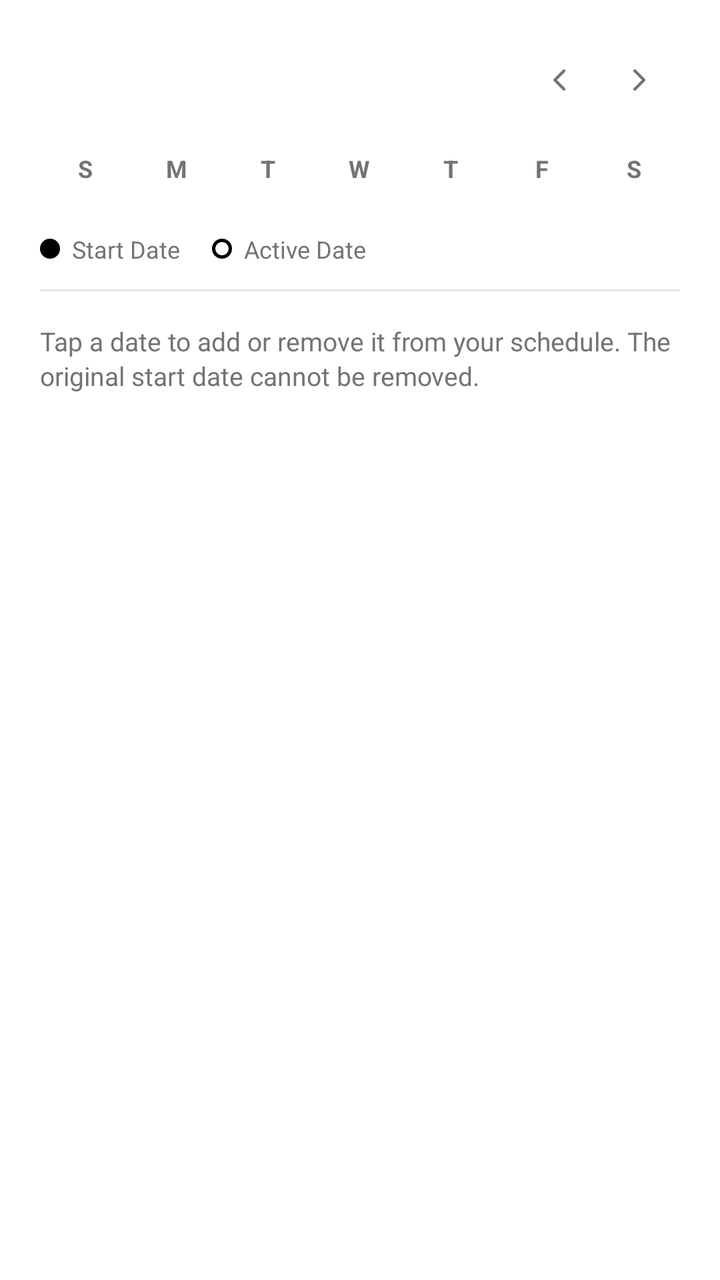
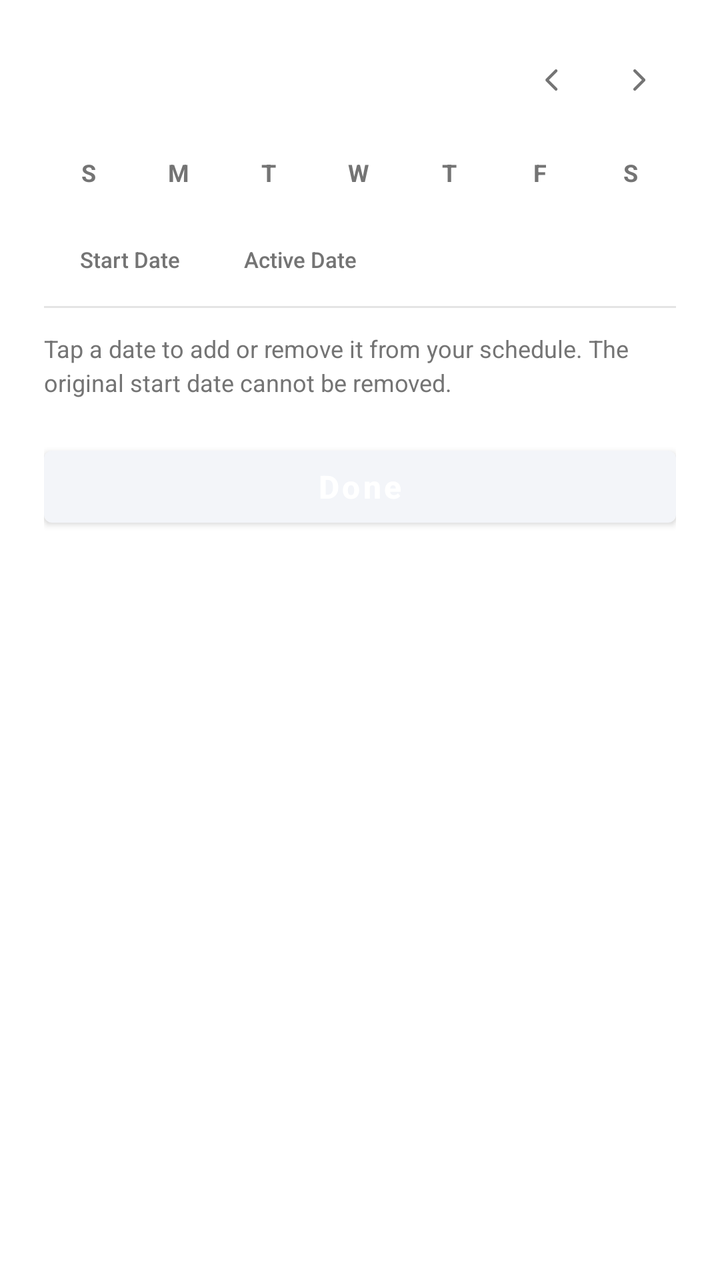

Screens rendered from an Android XML layout before and after an edit, with the pre-edit source and the edit as a unified diff.
<!-- AndroidManifest.xml: application theme Theme.GrowDaily -->
<!-- res/layout/dialog_manage_task_calendar.xml -->
<?xml version="1.0" encoding="utf-8"?>
<LinearLayout xmlns:android="http://schemas.android.com/apk/res/android"
    xmlns:app="http://schemas.android.com/apk/res-auto"
    android:layout_width="match_parent"
    android:layout_height="wrap_content"
    android:background="@color/dialog_surface"
    android:orientation="vertical"
    android:padding="20dp">

    <LinearLayout
        android:layout_width="match_parent"
        android:layout_height="wrap_content"
        android:gravity="center_vertical"
        android:orientation="horizontal">

        <TextView
            android:id="@+id/txtMonth"
            android:layout_width="0dp"
            android:layout_height="wrap_content"
            android:layout_weight="1"
            android:textColor="@color/task_text_primary"
            android:textSize="18sp"
            android:textStyle="bold" />

        <ImageButton
            android:id="@+id/btnPrevMonth"
            android:layout_width="40dp"
            android:layout_height="40dp"
            android:background="?attr/selectableItemBackgroundBorderless"
            android:contentDescription="@string/prev_month"
            android:src="@drawable/ic_left_arrow"
            app:tint="@color/task_text_secondary" />

        <ImageButton
            android:id="@+id/btnNextMonth"
            android:layout_width="40dp"
            android:layout_height="40dp"
            android:background="?attr/selectableItemBackgroundBorderless"
            android:contentDescription="@string/next_month"
            android:src="@drawable/ic_right_arrow"
            app:tint="@color/task_text_secondary" />
    </LinearLayout>

    <LinearLayout
        android:layout_width="match_parent"
        android:layout_height="wrap_content"
        android:layout_marginTop="16dp"
        android:orientation="horizontal">

        <TextView style="@style/CalendarHeaderDay" android:text="S" />
        <TextView style="@style/CalendarHeaderDay" android:text="M" />
        <TextView style="@style/CalendarHeaderDay" android:text="T" />
        <TextView style="@style/CalendarHeaderDay" android:text="W" />
        <TextView style="@style/CalendarHeaderDay" android:text="T" />
        <TextView style="@style/CalendarHeaderDay" android:text="F" />
        <TextView style="@style/CalendarHeaderDay" android:text="S" />
    </LinearLayout>

    <androidx.recyclerview.widget.RecyclerView
        android:id="@+id/recyclerDays"
        android:layout_width="match_parent"
        android:layout_height="wrap_content"
        android:layout_marginTop="8dp"
        android:overScrollMode="never" />

    <LinearLayout
        android:layout_width="match_parent"
        android:layout_height="wrap_content"
        android:layout_marginTop="16dp"
        android:gravity="center_vertical"
        android:orientation="horizontal">

        <View
            android:id="@+id/indicatorOriginal"
            android:layout_width="10dp"
            android:layout_height="10dp"
            android:background="@drawable/circle_solid" />

        <TextView
            android:layout_width="wrap_content"
            android:layout_height="wrap_content"
            android:layout_marginStart="6dp"
            android:text="@string/calendar_start_date_label"
            android:textColor="@color/task_text_secondary"
            android:textSize="12sp" />

        <View
            android:id="@+id/indicatorActive"
            android:layout_width="10dp"
            android:layout_height="10dp"
            android:layout_marginStart="16dp"
            android:background="@drawable/circle_stroke" />

        <TextView
            android:layout_width="wrap_content"
            android:layout_height="wrap_content"
            android:layout_marginStart="6dp"
            android:text="@string/calendar_active_date_label"
            android:textColor="@color/task_text_secondary"
            android:textSize="12sp" />
    </LinearLayout>

    <View
        android:layout_width="match_parent"
        android:layout_height="1dp"
        android:layout_marginTop="12dp"
        android:background="@color/task_surface_stroke" />

    <TextView
        android:layout_width="match_parent"
        android:layout_height="wrap_content"
        android:layout_marginTop="16dp"
        android:lineSpacingExtra="2dp"
        android:textColor="@color/task_text_secondary"
        android:textSize="13sp"
        android:text="@string/calendar_toggle_hint" />

</LinearLayout>
<!-- resources referenced by this layout -->
<resources>
  <color name="dialog_surface">#FFFFFF</color>
  <color name="task_surface_stroke">#E4E4E4</color>
  <color name="task_text_primary">#111111</color>
  <color name="task_text_secondary">#747474</color>
  <!-- drawable circle_solid (drawable) -->
  <?xml version="1.0" encoding="utf-8"?>
  <shape xmlns:android="http://schemas.android.com/apk/res/android"
      android:shape="oval">
      <solid android:color="@color/black" />
  </shape>
  <!-- drawable circle_stroke (drawable) -->
  <?xml version="1.0" encoding="utf-8"?>
  <shape xmlns:android="http://schemas.android.com/apk/res/android"
      android:shape="oval">
      <stroke android:width="1.5dp" android:color="@color/black" />
  </shape>
  <!-- drawable ic_left_arrow (drawable) -->
  <vector xmlns:android="http://schemas.android.com/apk/res/android" android:width="24dp" android:height="24dp" android:viewportWidth="960" android:viewportHeight="960" android:tint="?attr/colorControlNormal" android:autoMirrored="true">
      <path android:fillColor="@android:color/white" android:pathData="M418.15,480L581.08,642.92Q589.38,651.23 589.58,663.81Q589.77,676.38 581.08,685.08Q572.38,693.77 560,693.77Q547.62,693.77 538.92,685.08L359.15,505.31Q353.54,499.69 351.23,493.46Q348.92,487.23 348.92,480Q348.92,472.77 351.23,466.54Q353.54,460.31 359.15,454.69L538.92,274.92Q547.23,266.62 559.81,266.42Q572.38,266.23 581.08,274.92Q589.77,283.62 589.77,296Q589.77,308.38 581.08,317.08L418.15,480Z"/>
  </vector>
  <string name="calendar_active_date_label">Active Date</string>
  <string name="calendar_start_date_label">Start Date</string>
  <string name="calendar_toggle_hint">Tap a date to add or remove it from your schedule. The original start date cannot be removed.</string>
  <string name="next_month">Next month</string>
  <string name="prev_month">Previous month</string>
  <style name="CalendarHeaderDay">
          <item name="android:layout_width">0dp</item>
          <item name="android:layout_height">wrap_content</item>
          <item name="android:layout_weight">1</item>
          <item name="android:gravity">center</item>
          <item name="android:textColor">@color/task_text_secondary</item>
          <item name="android:textSize">12sp</item>
          <item name="android:textStyle">bold</item>
      </style>
  <style name="Theme.GrowDaily" parent="Theme.MaterialComponents.DayNight.DarkActionBar">
          
          <item name="colorPrimary">@color/app_bar_surface</item>
          <item name="colorPrimaryVariant">@color/app_bar_surface</item>
          <item name="colorOnPrimary">@color/app_bar_content</item>
  
          
          <item name="colorSecondary">@color/brand_blue</item>
          <item name="colorSecondaryVariant">@color/brand_blue</item>
          <item name="colorOnSecondary">@color/white</item>
  
          
          <item name="android:statusBarColor">@color/app_bar_surface</item>
          <item name="android:windowLightStatusBar">true</item>
          <item name="android:forceDarkAllowed">false</item>
      </style>
  <color name="black">#FF000000</color>
  <color name="app_bar_surface">#F3F5F9</color>
  <color name="app_bar_content">#111111</color>
  <color name="brand_blue">#708CFF</color>
  <color name="white">#FFFFFF</color>
  <!-- unchanged entries left out for length: 1 -->
</resources>

<!-- the commit's change to res/layout/dialog_manage_task_calendar.xml (unified diff, before → after) -->
@@ -3,49 +3,58 @@
     xmlns:app="http://schemas.android.com/apk/res-auto"
     android:layout_width="match_parent"
     android:layout_height="wrap_content"
-    android:background="@color/dialog_surface"
+    android:background="@drawable/dialog_surface_card"
     android:orientation="vertical"
-    android:padding="20dp">
+    android:padding="22dp">
 
+    
     <LinearLayout
         android:layout_width="match_parent"
         android:layout_height="wrap_content"
         android:gravity="center_vertical"
-        android:orientation="horizontal">
+        android:orientation="horizontal"
+        android:paddingBottom="12dp">
 
         <TextView
             android:id="@+id/txtMonth"
             android:layout_width="0dp"
             android:layout_height="wrap_content"
             android:layout_weight="1"
-            android:textColor="@color/task_text_primary"
-            android:textSize="18sp"
-            android:textStyle="bold" />
+            android:textColor="@color/dialog_text_primary"
+            android:textSize="20sp"
+            android:fontFamily="sans-serif-medium"
+            android:textStyle="normal" />
 
         <ImageButton
             android:id="@+id/btnPrevMonth"
-            android:layout_width="40dp"
-            android:layout_height="40dp"
+            android:layout_width="36dp"
+            android:layout_height="36dp"
             android:background="?attr/selectableItemBackgroundBorderless"
             android:contentDescription="@string/prev_month"
             android:src="@drawable/ic_left_arrow"
             app:tint="@color/task_text_secondary" />
 
+        <Space
+            android:layout_width="8dp"
+            android:layout_height="wrap_content" />
+
         <ImageButton
             android:id="@+id/btnNextMonth"
-            android:layout_width="40dp"
-            android:layout_height="40dp"
+            android:layout_width="36dp"
+            android:layout_height="36dp"
             android:background="?attr/selectableItemBackgroundBorderless"
             android:contentDescription="@string/next_month"
             android:src="@drawable/ic_right_arrow"
             app:tint="@color/task_text_secondary" />
     </LinearLayout>
 
+    
     <LinearLayout
         android:layout_width="match_parent"
         android:layout_height="wrap_content"
-        android:layout_marginTop="16dp"
-        android:orientation="horizontal">
+        android:layout_marginTop="8dp"
+        android:orientation="horizontal"
+        android:weightSum="7">
 
         <TextView style="@style/CalendarHeaderDay" android:text="S" />
         <TextView style="@style/CalendarHeaderDay" android:text="M" />
@@ -63,18 +72,18 @@
         android:layout_marginTop="8dp"
         android:overScrollMode="never" />
 
+    
     <LinearLayout
         android:layout_width="match_parent"
         android:layout_height="wrap_content"
-        android:layout_marginTop="16dp"
+        android:layout_marginTop="20dp"
         android:gravity="center_vertical"
         android:orientation="horizontal">
 
         <View
             android:id="@+id/indicatorOriginal"
-            android:layout_width="10dp"
-            android:layout_height="10dp"
-            android:background="@drawable/circle_solid" />
+            android:layout_width="12dp"
+            android:layout_height="12dp" />
 
         <TextView
             android:layout_width="wrap_content"
@@ -82,14 +91,14 @@
             android:layout_marginStart="6dp"
             android:text="@string/calendar_start_date_label"
             android:textColor="@color/task_text_secondary"
-            android:textSize="12sp" />
+            android:textSize="11sp"
+            android:fontFamily="sans-serif-medium" />
 
         <View
             android:id="@+id/indicatorActive"
-            android:layout_width="10dp"
-            android:layout_height="10dp"
-            android:layout_marginStart="16dp"
-            android:background="@drawable/circle_stroke" />
+            android:layout_width="12dp"
+            android:layout_height="12dp"
+            android:layout_marginStart="14dp" />
 
         <TextView
             android:layout_width="wrap_content"
@@ -97,22 +106,31 @@
             android:layout_marginStart="6dp"
             android:text="@string/calendar_active_date_label"
             android:textColor="@color/task_text_secondary"
-            android:textSize="12sp" />
+            android:textSize="11sp"
+            android:fontFamily="sans-serif-medium" />
     </LinearLayout>
 
     <View
         android:layout_width="match_parent"
         android:layout_height="1dp"
-        android:layout_marginTop="12dp"
+        android:layout_marginTop="16dp"
         android:background="@color/task_surface_stroke" />
 
     <TextView
         android:layout_width="match_parent"
         android:layout_height="wrap_content"
-        android:layout_marginTop="16dp"
-        android:lineSpacingExtra="2dp"
+        android:layout_marginTop="12dp"
+        android:lineSpacingExtra="3dp"
         android:textColor="@color/task_text_secondary"
-        android:textSize="13sp"
+        android:textSize="12sp"
         android:text="@string/calendar_toggle_hint" />
 
+    <Button
+        android:id="@+id/btnDone"
+        style="@style/DialogPrimaryButton"
+        android:layout_width="match_parent"
+        android:layout_height="wrap_content"
+        android:layout_marginTop="20dp"
+        android:text="@string/done_button" />
+
 </LinearLayout>
<!-- resource entries referenced after the edit -->
@@ -1,20 +1,14 @@
 <!-- resources referenced by this layout -->
 <resources>
+  <color name="dialog_text_primary">#111111</color>
   <color name="dialog_surface">#FFFFFF</color>
   <color name="task_surface_stroke">#E4E4E4</color>
-  <color name="task_text_primary">#111111</color>
   <color name="task_text_secondary">#747474</color>
-  <!-- drawable circle_solid (drawable) -->
+  <!-- drawable dialog_surface_card (drawable) -->
   <?xml version="1.0" encoding="utf-8"?>
-  <shape xmlns:android="http://schemas.android.com/apk/res/android"
-      android:shape="oval">
-      <solid android:color="@color/black" />
-  </shape>
-  <!-- drawable circle_stroke (drawable) -->
-  <?xml version="1.0" encoding="utf-8"?>
-  <shape xmlns:android="http://schemas.android.com/apk/res/android"
-      android:shape="oval">
-      <stroke android:width="1.5dp" android:color="@color/black" />
+  <shape xmlns:android="http://schemas.android.com/apk/res/android" android:shape="rectangle">
+      <solid android:color="@color/dialog_surface"/>
+      <corners android:radius="24dp"/>
   </shape>
   <!-- drawable ic_left_arrow (drawable) -->
   <vector xmlns:android="http://schemas.android.com/apk/res/android" android:width="24dp" android:height="24dp" android:viewportWidth="960" android:viewportHeight="960" android:tint="?attr/colorControlNormal" android:autoMirrored="true">
@@ -23,6 +17,7 @@
   <string name="calendar_active_date_label">Active Date</string>
   <string name="calendar_start_date_label">Start Date</string>
   <string name="calendar_toggle_hint">Tap a date to add or remove it from your schedule. The original start date cannot be removed.</string>
+  <string name="done_button">Done</string>
   <string name="next_month">Next month</string>
   <string name="prev_month">Previous month</string>
   <style name="CalendarHeaderDay">
@@ -32,6 +27,14 @@
           <item name="android:gravity">center</item>
           <item name="android:textColor">@color/task_text_secondary</item>
           <item name="android:textSize">12sp</item>
+          <item name="android:textStyle">bold</item>
+      </style>
+  <style name="DialogPrimaryButton" parent="Widget.MaterialComponents.Button">
+          <item name="android:layout_width">match_parent</item>
+          <item name="android:layout_height">52dp</item>
+          <item name="android:textAllCaps">false</item>
+          <item name="android:textColor">@android:color/white</item>
+          <item name="android:textSize">16sp</item>
           <item name="android:textStyle">bold</item>
       </style>
   <style name="Theme.GrowDaily" parent="Theme.MaterialComponents.DayNight.DarkActionBar">
@@ -50,7 +53,6 @@
           <item name="android:windowLightStatusBar">true</item>
           <item name="android:forceDarkAllowed">false</item>
       </style>
-  <color name="black">#FF000000</color>
   <color name="app_bar_surface">#F3F5F9</color>
   <color name="app_bar_content">#111111</color>
   <color name="brand_blue">#708CFF</color>
